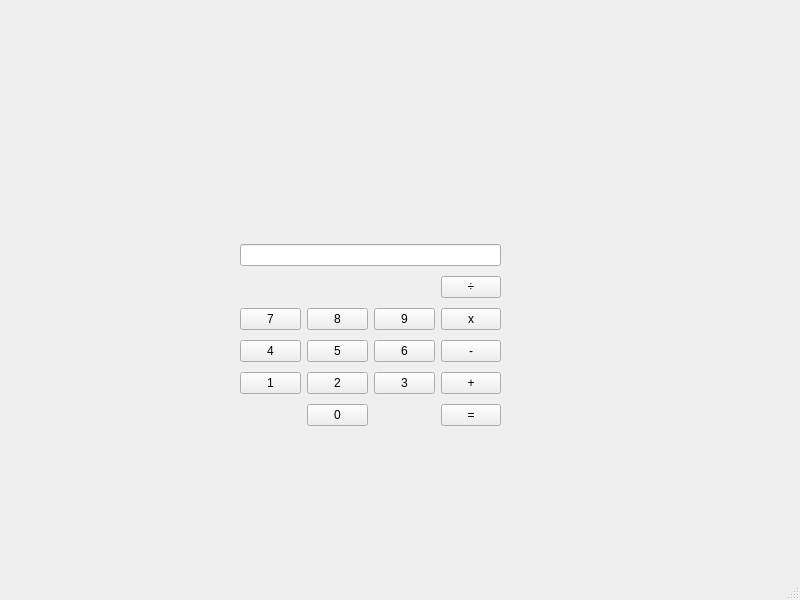
Above: calculatormainwindow.ui from FabiBaby/CalculatorApp before the change. Below: the same form after it.
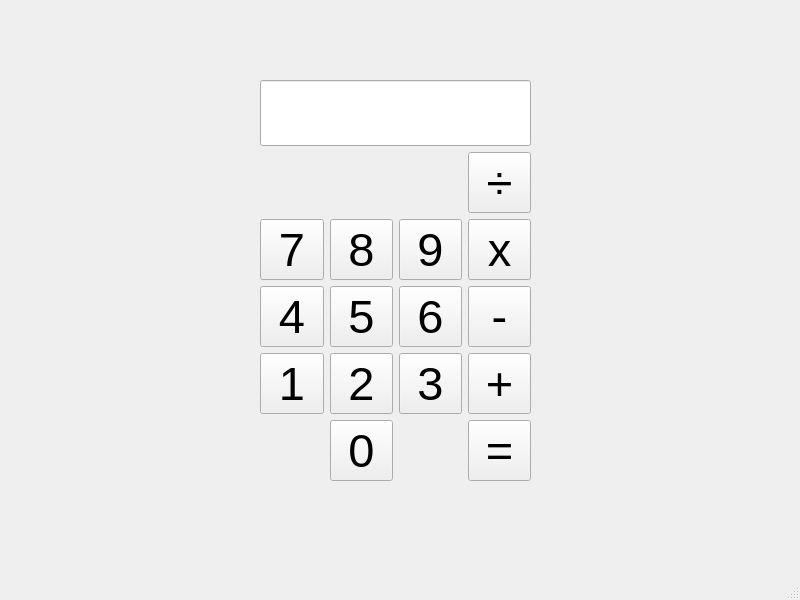
That is the form after the change.

Commit message: add ability to click digit buttons and display on textbox

Patch:
```diff
--- a/calculatormainwindow.ui
+++ b/calculatormainwindow.ui
@@ -17,121 +17,241 @@
    <widget class="QWidget" name="gridLayoutWidget">
     <property name="geometry">
      <rect>
-      <x>240</x>
-      <y>240</y>
-      <width>261</width>
-      <height>196</height>
+      <x>260</x>
+      <y>80</y>
+      <width>271</width>
+      <height>401</height>
      </rect>
     </property>
     <layout class="QGridLayout" name="gridLayout">
      <item row="2" column="0">
       <widget class="QPushButton" name="pushButton_7">
+       <property name="font">
+        <font>
+         <pointsize>35</pointsize>
+        </font>
+       </property>
+       <property name="autoFillBackground">
+        <bool>false</bool>
+       </property>
        <property name="text">
         <string>7</string>
        </property>
       </widget>
      </item>
-     <item row="6" column="3">
-      <widget class="QPushButton" name="pushButton_equal">
-       <property name="text">
-        <string>=</string>
-       </property>
-      </widget>
-     </item>
-     <item row="4" column="1">
-      <widget class="QPushButton" name="pushButton_2">
-       <property name="text">
-        <string>2</string>
-       </property>
-      </widget>
-     </item>
-     <item row="6" column="1">
-      <widget class="QPushButton" name="pushButton_0">
-       <property name="text">
-        <string>0</string>
-       </property>
-      </widget>
-     </item>
      <item row="2" column="3">
       <widget class="QPushButton" name="pushButton_multiply">
+       <property name="font">
+        <font>
+         <pointsize>35</pointsize>
+        </font>
+       </property>
        <property name="text">
         <string>x</string>
        </property>
       </widget>
      </item>
+     <item row="4" column="3">
+      <widget class="QPushButton" name="pushButton_add">
+       <property name="font">
+        <font>
+         <pointsize>35</pointsize>
+        </font>
+       </property>
+       <property name="text">
+        <string>+</string>
+       </property>
+      </widget>
+     </item>
+     <item row="4" column="2">
+      <widget class="QPushButton" name="pushButton_3">
+       <property name="font">
+        <font>
+         <pointsize>35</pointsize>
+        </font>
+       </property>
+       <property name="autoFillBackground">
+        <bool>false</bool>
+       </property>
+       <property name="text">
+        <string>3</string>
+       </property>
+      </widget>
+     </item>
      <item row="3" column="2">
       <widget class="QPushButton" name="pushButton_6">
+       <property name="font">
+        <font>
+         <pointsize>35</pointsize>
+        </font>
+       </property>
+       <property name="autoFillBackground">
+        <bool>false</bool>
+       </property>
        <property name="text">
         <string>6</string>
        </property>
       </widget>
      </item>
+     <item row="6" column="3">
+      <widget class="QPushButton" name="pushButton_equal">
+       <property name="font">
+        <font>
+         <pointsize>35</pointsize>
+        </font>
+       </property>
+       <property name="text">
+        <string>=</string>
+       </property>
+      </widget>
+     </item>
+     <item row="3" column="0">
+      <widget class="QPushButton" name="pushButton_4">
+       <property name="font">
+        <font>
+         <pointsize>35</pointsize>
+        </font>
+       </property>
+       <property name="autoFillBackground">
+        <bool>false</bool>
+       </property>
+       <property name="text">
+        <string>4</string>
+       </property>
+      </widget>
+     </item>
+     <item row="2" column="1">
+      <widget class="QPushButton" name="pushButton_8">
+       <property name="font">
+        <font>
+         <pointsize>35</pointsize>
+        </font>
+       </property>
+       <property name="autoFillBackground">
+        <bool>false</bool>
+       </property>
+       <property name="text">
+        <string>8</string>
+       </property>
+      </widget>
+     </item>
+     <item row="3" column="3">
+      <widget class="QPushButton" name="pushButton_subtract">
+       <property name="font">
+        <font>
+         <pointsize>35</pointsize>
+        </font>
+       </property>
+       <property name="text">
+        <string>-</string>
+       </property>
+      </widget>
+     </item>
      <item row="3" column="1">
       <widget class="QPushButton" name="pushButton_5">
+       <property name="font">
+        <font>
+         <pointsize>35</pointsize>
+        </font>
+       </property>
+       <property name="autoFillBackground">
+        <bool>false</bool>
+       </property>
        <property name="text">
         <string>5</string>
        </property>
       </widget>
      </item>
-     <item row="4" column="2">
-      <widget class="QPushButton" name="pushButton_3">
+     <item row="1" column="3">
+      <widget class="QPushButton" name="pushButton_divide">
+       <property name="font">
+        <font>
+         <pointsize>35</pointsize>
+        </font>
+       </property>
        <property name="text">
-        <string>3</string>
+        <string>÷</string>
        </property>
       </widget>
      </item>
      <item row="2" column="2">
       <widget class="QPushButton" name="pushButton_9">
+       <property name="font">
+        <font>
+         <pointsize>35</pointsize>
+        </font>
+       </property>
+       <property name="autoFillBackground">
+        <bool>false</bool>
+       </property>
        <property name="text">
         <string>9</string>
        </property>
       </widget>
      </item>
+     <item row="0" column="0" colspan="4">
+      <widget class="QLineEdit" name="lineEdit">
+       <property name="font">
+        <font>
+         <pointsize>45</pointsize>
+        </font>
+       </property>
+       <property name="alignment">
+        <set>Qt::AlignRight|Qt::AlignTrailing|Qt::AlignVCenter</set>
+       </property>
+       <property name="readOnly">
+        <bool>true</bool>
+       </property>
+      </widget>
+     </item>
+     <item row="4" column="1">
+      <widget class="QPushButton" name="pushButton_2">
+       <property name="font">
+        <font>
+         <pointsize>35</pointsize>
+        </font>
+       </property>
+       <property name="autoFillBackground">
+        <bool>false</bool>
+       </property>
+       <property name="text">
+        <string>2</string>
+       </property>
+      </widget>
+     </item>
      <item row="4" column="0">
       <widget class="QPushButton" name="pushButton_1">
+       <property name="font">
+        <font>
+         <pointsize>35</pointsize>
+        </font>
+       </property>
+       <property name="autoFillBackground">
+        <bool>false</bool>
+       </property>
        <property name="text">
         <string>1</string>
        </property>
       </widget>
      </item>
-     <item row="2" column="1">
-      <widget class="QPushButton" name="pushButton_8">
-       <property name="text">
-        <string>8</string>
+     <item row="6" column="1">
+      <widget class="QPushButton" name="pushButton_0">
+       <property name="font">
+        <font>
+         <pointsize>35</pointsize>
+        </font>
        </property>
-      </widget>
-     </item>
-     <item row="3" column="0">
-      <widget class="QPushButton" name="pushButton_4">
-       <property name="text">
-        <string>4</string>
+       <property name="mouseTracking">
+        <bool>false</bool>
        </property>
-      </widget>
-     </item>
-     <item row="4" column="3">
-      <widget class="QPushButton" name="pushButton_add">
-       <property name="text">
-        <string>+</string>
+       <property name="autoFillBackground">
+        <bool>false</bool>
        </property>
-      </widget>
-     </item>
-     <item row="1" column="3">
-      <widget class="QPushButton" name="pushButton_divide">
        <property name="text">
-        <string>÷</string>
+        <string>0</string>
        </property>
       </widget>
      </item>
-     <item row="3" column="3">
-      <widget class="QPushButton" name="pushButton_subtract">
-       <property name="text">
-        <string>-</string>
-       </property>
-      </widget>
-     </item>
-     <item row="0" column="0" colspan="4">
-      <widget class="QLineEdit" name="lineEdit"/>
-     </item>
     </layout>
    </widget>
   </widget>
```
The commit also changes 2 other files.
